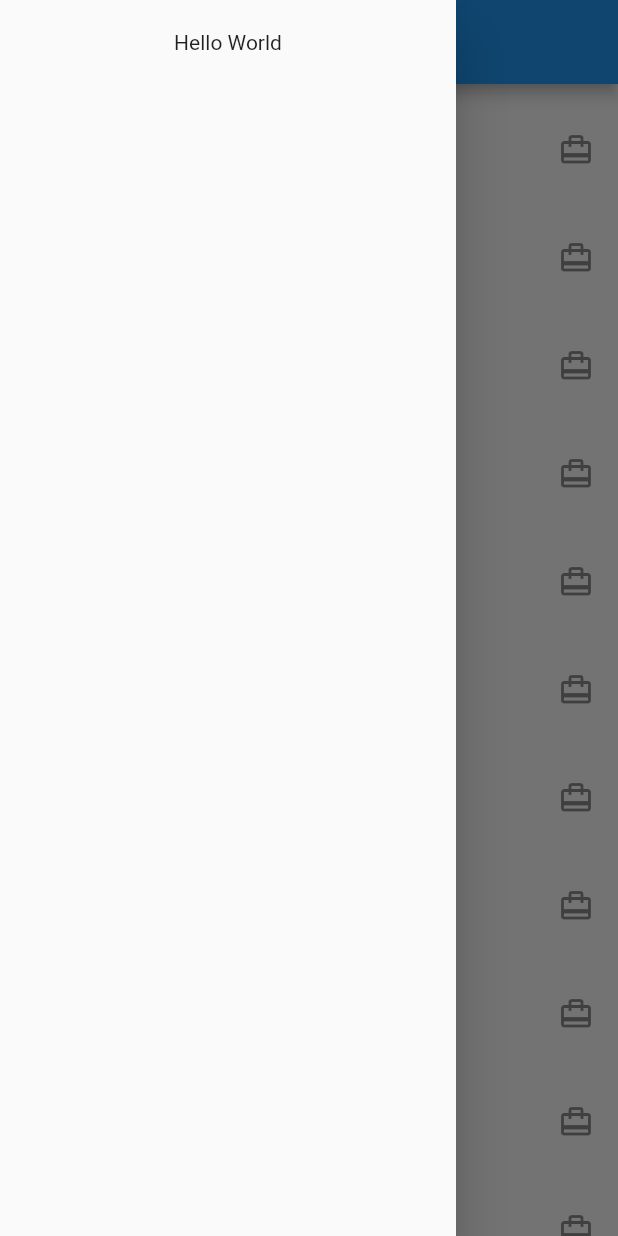
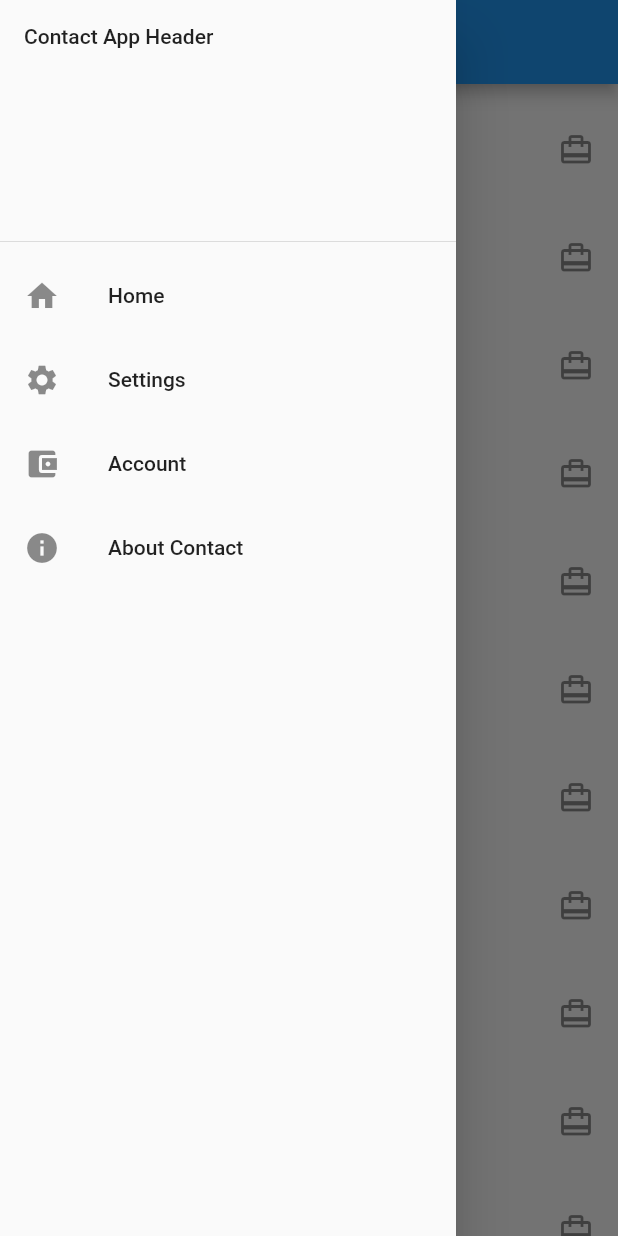
Before and after one commit to ChangJoo-Park/flutter-sample-contacts, a Flutter app: the screen it shows after launch, with the side drawer open, on a phone screen of 412 x 824 dp. Run offline on Flutter 3.47's test engine with Material 2 defaults, Android fonts, the phone set to English and light mode, and no system bars.

Commit message:
Add drawer design but need to change to StatefulWidget

```diff
--- a/lib/pages/contact_view.dart
+++ b/lib/pages/contact_view.dart
@@ -3,20 +3,55 @@ import '../models/contact_data.dart';
 import 'contact_details.dart';
 
 class ContactsPage extends StatelessWidget {
+  Drawer buildDrawer(BuildContext context) {
+    var header = DrawerHeader(
+      child: Container(
+        child: Text("Contact App Header"),
+      )
+    );
+
+    var about = AboutListTile(
+      child: Text("About Contact"),
+      applicationName: "Contact App Example",
+      applicationVersion: "V0.0.1",
+      applicationIcon: Icon(Icons.hourglass_empty),
+      icon: Icon(Icons.info),
+    );
+
+    ListTile buildNavItem(var icon, String label, String route) {
+      return ListTile(
+        leading: Icon(icon),
+        title: Text(label),
+        onTap: () {
+          // FIXME: Need Stateful Widget
+          // setState(() {
+          //   Navigator.of(context).pop();
+          //   Navigator.of(context).pushNamed(route);
+          // });
+        },
+      );
+    }
+
+    var navList = [
+      header,
+      buildNavItem(Icons.home, "Home", "/"),
+      buildNavItem(Icons.settings, "Settings", "/contact_details"),
+      buildNavItem(Icons.account_balance_wallet, "Account", "/account"),
+      about
+    ];
+
+    ListView listView = ListView(children: navList);
+
+    return Drawer(child: listView);
+  }
+
   @override
   Widget build(BuildContext context) {
     return Scaffold(
         appBar: AppBar(
           title: Text("Contacts"),
         ),
-        drawer: Drawer(
-          child: Column(
-            children: <Widget>[
-              Padding(padding: EdgeInsets.all(10.0),),
-              Text('Hello World')
-            ],
-          ),
-        ),
+        drawer: buildDrawer(context),
         body: Container(
           child: ContactList(kContacts),
         ));
```
